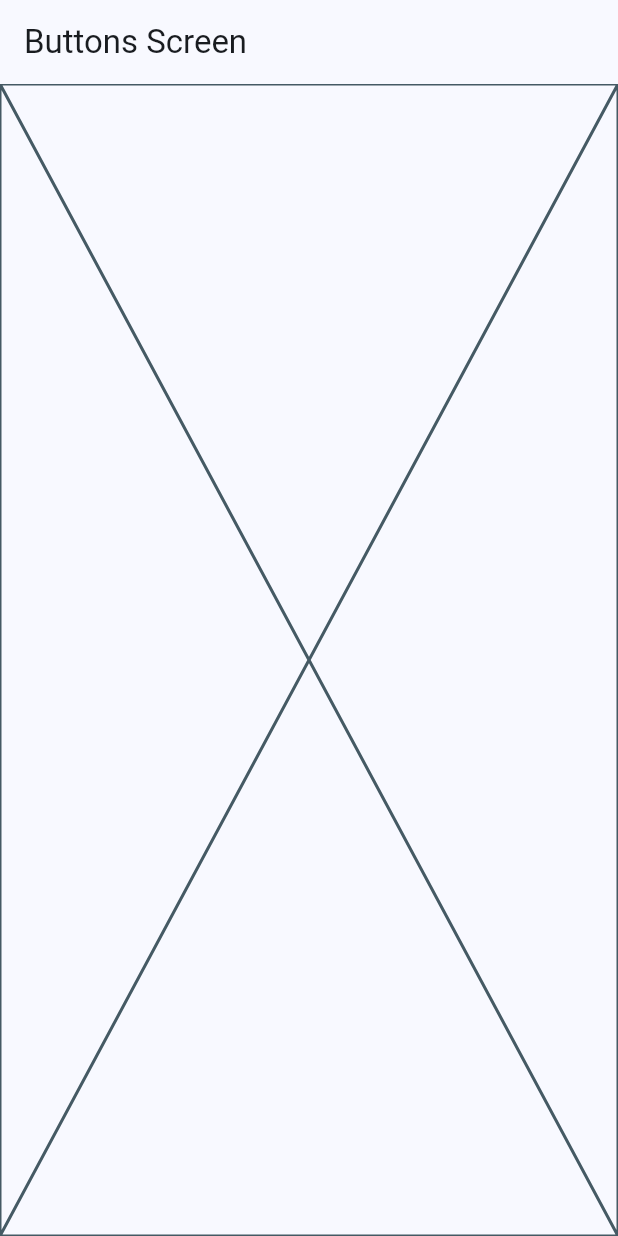
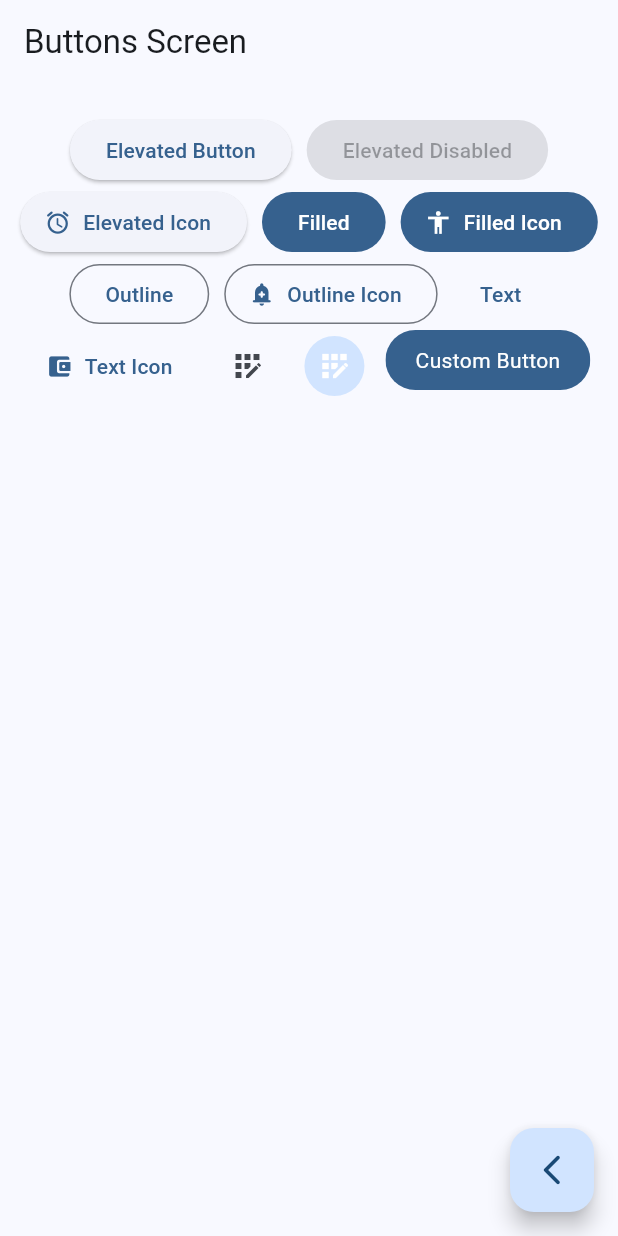
Before and after one commit to josbertjg/widgets_app, a Flutter app: the ButtonsScreen screen opened by its route, on a phone screen of 412 x 824 dp. Run offline on Flutter 3.47's test engine with Material 3 defaults, Android fonts, the phone set to English and light mode, and no system bars; our stand-ins replace go_router.

Commit message:
Finish button screen

```diff
--- a/lib/presentation/screens/buttons/buttons_screen.dart
+++ b/lib/presentation/screens/buttons/buttons_screen.dart
@@ -1,4 +1,5 @@
 import 'package:flutter/material.dart';
+import 'package:go_router/go_router.dart';
 
 class ButtonsScreen extends StatelessWidget {
   static const String name = "buttons_screen";
@@ -10,7 +11,99 @@ class ButtonsScreen extends StatelessWidget {
       appBar: AppBar(
         title: const Text("Buttons Screen"),
       ),
-      body: const Placeholder(),
+      body: const _ButtonsView(),
+      floatingActionButton: FloatingActionButton(
+          onPressed: () {
+            context.pop();
+          },
+          child: const Icon(Icons.arrow_back_ios_new_rounded)),
     );
   }
 }
+
+class _ButtonsView extends StatelessWidget {
+  const _ButtonsView();
+
+  @override
+  Widget build(BuildContext context) {
+    final colors = Theme.of(context).colorScheme;
+
+    return SizedBox(
+      width: double.infinity,
+      child: Padding(
+        padding: const EdgeInsets.symmetric(horizontal: 10, vertical: 20),
+        child: Wrap(
+          spacing: 10,
+          alignment: WrapAlignment.center,
+          children: [
+            ElevatedButton(
+                onPressed: () {}, child: const Text("Elevated Button")),
+            const ElevatedButton(
+                onPressed: null, child: Text("Elevated Disabled")),
+            ElevatedButton.icon(
+              onPressed: () {},
+              icon: const Icon(Icons.access_alarm_rounded),
+              label: const Text("Elevated Icon"),
+            ),
+            FilledButton(onPressed: () {}, child: const Text("Filled")),
+            FilledButton.icon(
+                onPressed: () {},
+                label: const Text("Filled Icon"),
+                icon: const Icon(Icons.accessibility)),
+            OutlinedButton(onPressed: () {}, child: const Text("Outline")),
+            OutlinedButton.icon(
+              onPressed: () {},
+              label: const Text("Outline Icon"),
+              icon: const Icon(Icons.add_alert_rounded),
+            ),
+            TextButton(onPressed: () {}, child: const Text("Text")),
+            TextButton.icon(
+              onPressed: () {},
+              label: const Text("Text Icon"),
+              icon: const Icon(Icons.account_balance_wallet_rounded),
+            ),
+            IconButton(
+              onPressed: () {},
+              icon: const Icon(Icons.app_registration),
+            ),
+            IconButton(
+              onPressed: () {},
+              icon: const Icon(Icons.app_registration),
+              style: ButtonStyle(
+                backgroundColor:
+                    WidgetStatePropertyAll(colors.primaryContainer),
+                iconColor: const WidgetStatePropertyAll(Colors.white),
+              ),
+            ),
+            const CustomButton()
+          ],
+        ),
+      ),
+    );
+  }
+}
+
+class CustomButton extends StatelessWidget {
+  const CustomButton({super.key});
+
+  @override
+  Widget build(BuildContext context) {
+    final colors = Theme.of(context).colorScheme;
+    return ClipRRect(
+      borderRadius: BorderRadius.circular(20),
+      child: Material(
+        color: colors.primary,
+        child: InkWell(
+          onTap: () {},
+          child: const Padding(
+            padding: EdgeInsets.symmetric(horizontal: 20, vertical: 10),
+            child: Text(
+              "Custom Button",
+              style: TextStyle(color: Colors.white),
+            ),
+          ),
+        ),
+      ),
+    );
+  }
+}
```
